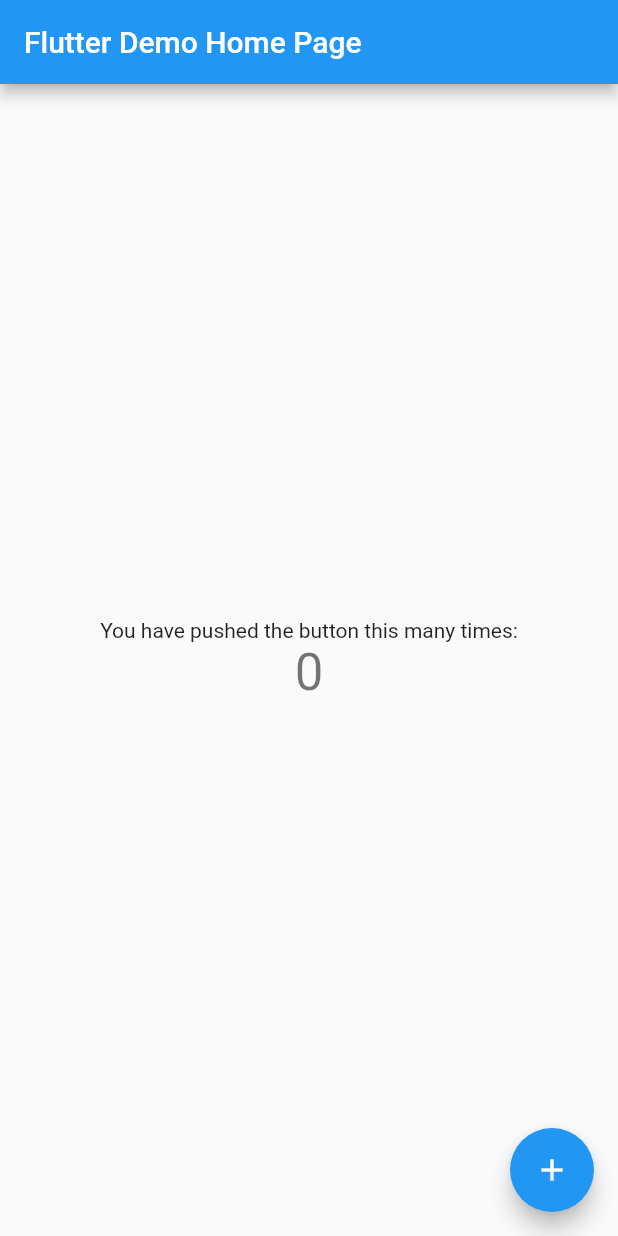
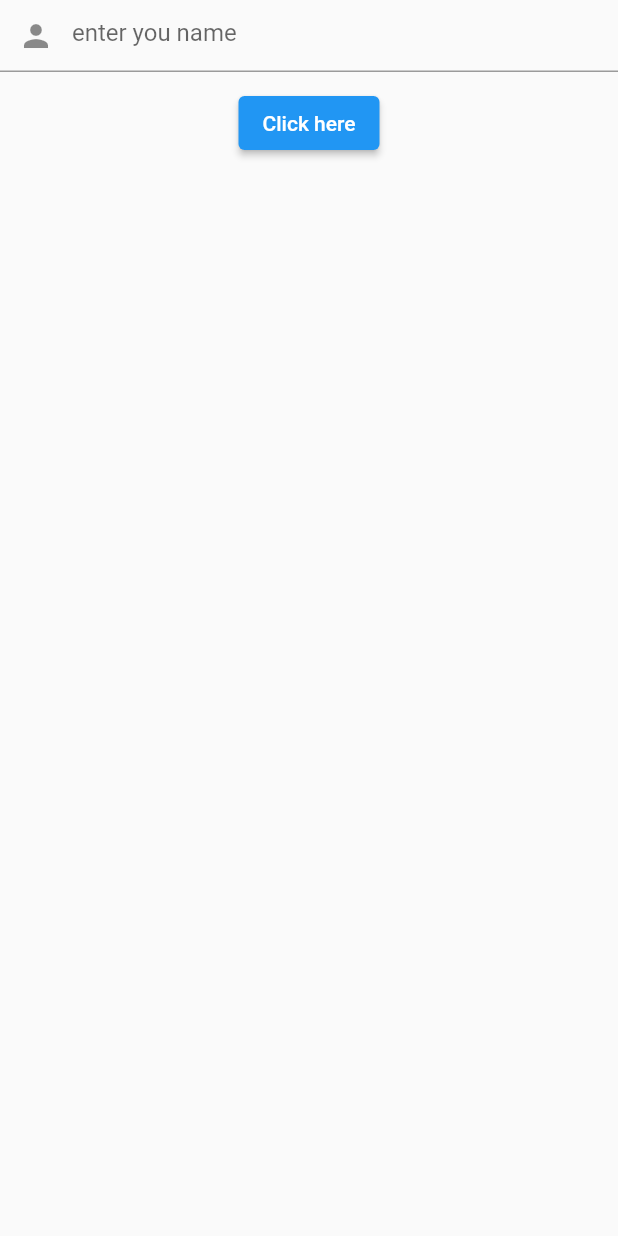
Before and after one commit to Athoob-Butaiban/Grade-Calculater-Flutter, a Flutter app: the screen it shows after launch, on a phone screen of 412 x 824 dp. Run offline on Flutter 3.47's test engine with Material 2 defaults, Android fonts, the light colour scheme and no system bars.

Commit message:
not done yet, class need to be made

```diff
--- a/analysis_options.yaml
+++ b/analysis_options.yaml
@@ -1,29 +1,29 @@
-# This file configures the analyzer, which statically analyzes Dart code to
-# check for errors, warnings, and lints.
-#
-# The issues identified by the analyzer are surfaced in the UI of Dart-enabled
-# IDEs (https://dart.dev/tools#ides-and-editors). The analyzer can also be
-# invoked from the command line by running `flutter analyze`.
+# # This file configures the analyzer, which statically analyzes Dart code to
+# # check for errors, warnings, and lints.
+# #
+# # The issues identified by the analyzer are surfaced in the UI of Dart-enabled
+# # IDEs (https://dart.dev/tools#ides-and-editors). The analyzer can also be
+# # invoked from the command line by running `flutter analyze`.
 
-# The following line activates a set of recommended lints for Flutter apps,
-# packages, and plugins designed to encourage good coding practices.
-include: package:flutter_lints/flutter.yaml
+# # The following line activates a set of recommended lints for Flutter apps,
+# # packages, and plugins designed to encourage good coding practices.
+# include: package:flutter_lints/flutter.yaml
 
-linter:
-  # The lint rules applied to this project can be customized in the
-  # section below to disable rules from the `package:flutter_lints/flutter.yaml`
-  # included above or to enable additional rules. A list of all available lints
-  # and their documentation is published at
-  # https://dart-lang.github.io/linter/lints/index.html.
-  #
-  # Instead of disabling a lint rule for the entire project in the
-  # section below, it can also be suppressed for a single line of code
-  # or a specific dart file by using the `// ignore: name_of_lint` and
-  # `// ignore_for_file: name_of_lint` syntax on the line or in the file
-  # producing the lint.
-  rules:
-    # avoid_print: false  # Uncomment to disable the `avoid_print` rule
-    # prefer_single_quotes: true  # Uncomment to enable the `prefer_single_quotes` rule
+# linter:
+#   # The lint rules applied to this project can be customized in the
+#   # section below to disable rules from the `package:flutter_lints/flutter.yaml`
+#   # included above or to enable additional rules. A list of all available lints
+#   # and their documentation is published at
+#   # https://dart-lang.github.io/linter/lints/index.html.
+#   #
+#   # Instead of disabling a lint rule for the entire project in the
+#   # section below, it can also be suppressed for a single line of code
+#   # or a specific dart file by using the `// ignore: name_of_lint` and
+#   # `// ignore_for_file: name_of_lint` syntax on the line or in the file
+#   # producing the lint.
+#   rules:
+#     # avoid_print: false  # Uncomment to disable the `avoid_print` rule
+#     # prefer_single_quotes: true  # Uncomment to enable the `prefer_single_quotes` rule
 
-# Additional information about this file can be found at
-# https://dart.dev/guides/language/analysis-options
+# # Additional information about this file can be found at
+# # https://dart.dev/guides/language/analysis-options
--- a/lib/main.dart
+++ b/lib/main.dart
@@ -61,55 +61,48 @@
     });
   }
 
+  final controller = TextEditingController(); // defining a controller
   @override
   Widget build(BuildContext context) {
-    // This method is rerun every time setState is called, for instance as done
-    // by the _incrementCounter method above.
-    //
-    // The Flutter framework has been optimized to make rerunning build methods
-    // fast, so that you can just rebuild anything that needs updating rather
-    // than having to individually change instances of widgets.
     return Scaffold(
-      appBar: AppBar(
-        // Here we take the value from the MyHomePage object that was created by
-        // the App.build method, and use it to set our appbar title.
-        title: Text(widget.title),
-      ),
-      body: Center(
-        // Center is a layout widget. It takes a single child and positions it
-        // in the middle of the parent.
-        child: Column(
-          // Column is also a layout widget. It takes a list of children and
-          // arranges them vertically. By default, it sizes itself to fit its
-          // children horizontally, and tries to be as tall as its parent.
-          //
-          // Invoke "debug painting" (press "p" in the console, choose the
-          // "Toggle Debug Paint" action from the Flutter Inspector in Android
-          // Studio, or the "Toggle Debug Paint" command in Visual Studio Code)
-          // to see the wireframe for each widget.
-          //
-          // Column has various properties to control how it sizes itself and
-          // how it positions its children. Here we use mainAxisAlignment to
-          // center the children vertically; the main axis here is the vertical
-          // axis because Columns are vertical (the cross axis would be
-          // horizontal).
-          mainAxisAlignment: MainAxisAlignment.center,
-          children: <Widget>[
-            const Text(
-              'You have pushed the button this many times:',
+      body: SafeArea(
+          child: Column(
+        children: [
+          TextField(
+            controller: controller,
+            decoration: InputDecoration(
+              hintText: "enter you name",
+              prefixIcon: Icon(Icons.person), // person = persont
             ),
-            Text(
-              '$_counter',
-              style: Theme.of(context).textTheme.headline4,
+          ),
+          Center(
+            child: Padding(
+              padding: const EdgeInsets.all(10),
+              child: ElevatedButton(
+                child: Text("Click here"),
+                onPressed: () {
+                  print("hello ${controller.text}");
+                  int grade = int.parse(controller.text);
+
+                  // evaluating the garde
+                  if (grade >= 90) {
+                    print("you grade is A ");
+                  } else if (grade >= 80) {
+                    print("you grade is B");
+                  } else if (grade >= 70) {
+                    print("you grade is C");
+                  } else if (grade >= 60) {
+                    print("you grade is D");
+                  } else {
+                    print("you grade is F");
+                  }
+                  controller.clear();
+                },
+              ),
             ),
-          ],
-        ),
-      ),
-      floatingActionButton: FloatingActionButton(
-        onPressed: _incrementCounter,
-        tooltip: 'Increment',
-        child: const Icon(Icons.add),
-      ), // This trailing comma makes auto-formatting nicer for build methods.
+          )
+        ],
+      )),
     );
   }
 }
--- /dev/null
+++ b/lib/styling.dart
@@ -0,0 +1,5 @@
+import 'package:flutter/cupertino.dart';
+// making this class for the styling
+class outline extends StatelessWidget{
+  const outline
+}
```
